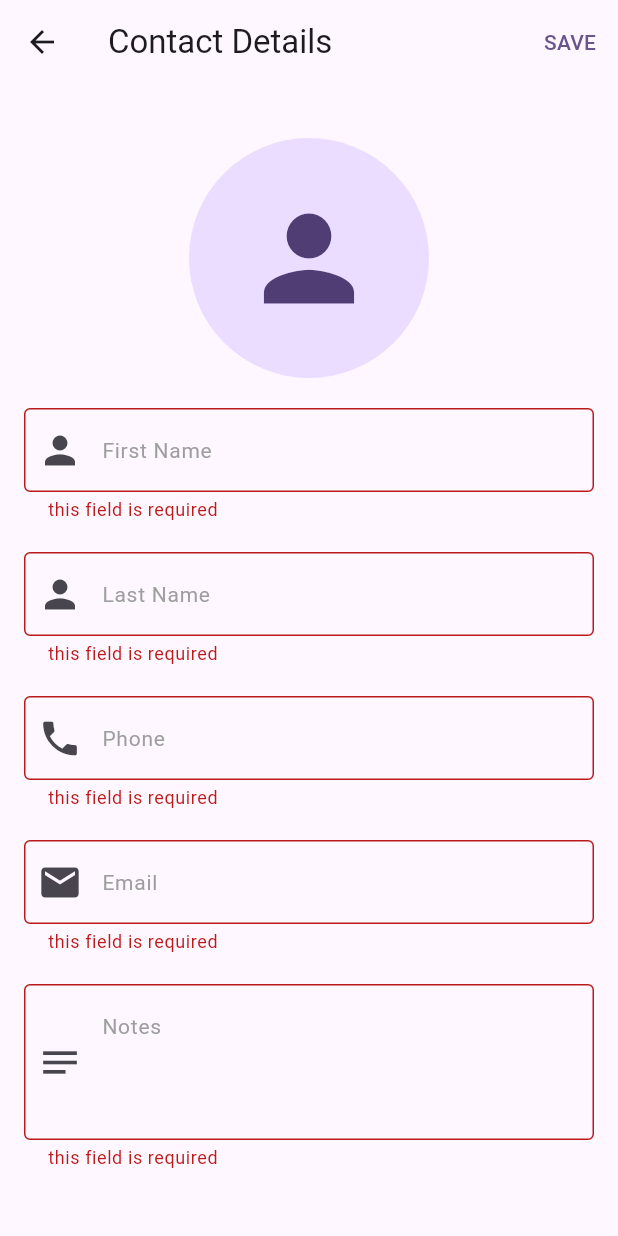
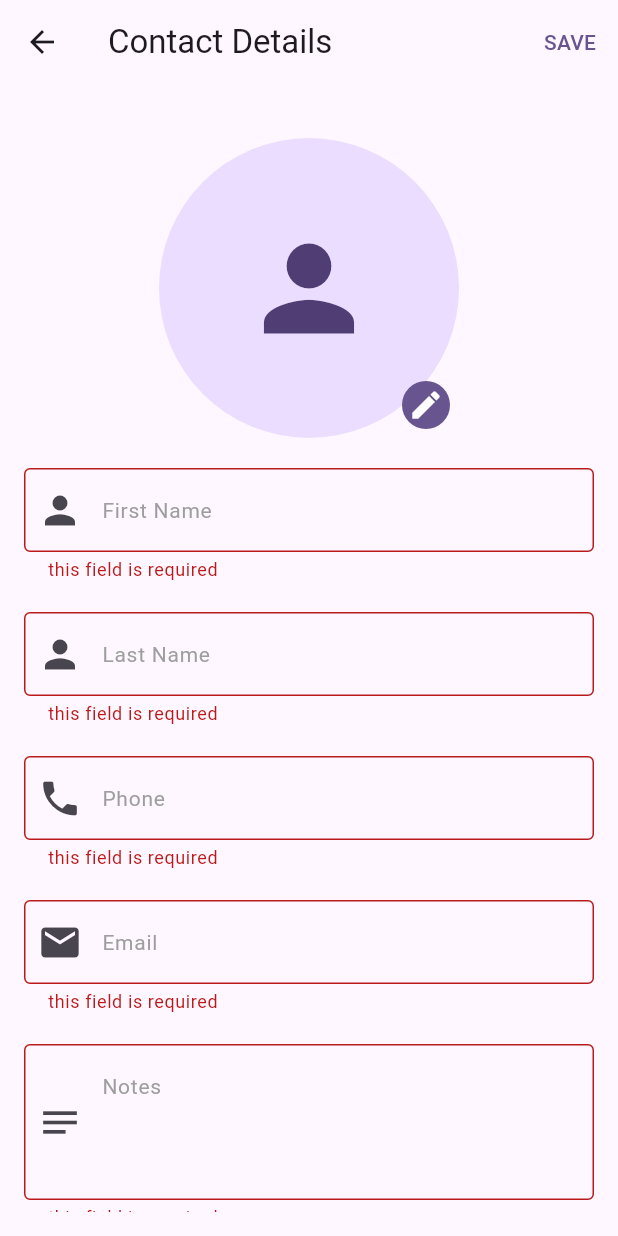
Before and after one commit to hassanbasanjide/stdev-task, a Flutter app: the ContactDetailsScreen screen opened directly, after a tap on "SAVE", on a phone screen of 412 x 824 dp. Run offline on Flutter 3.47's test engine with Material 2 defaults, Android fonts, the phone set to English and light mode, and no system bars; our stand-ins replace bloc, dartz, dio, flutter_bloc, freezed_annotation, get_it and 3 more; network calls fail.

Commit message:
update -add or edit contact connected to api

```diff
--- /dev/null
+++ b/lib/core/common_widgets.dart
@@ -0,0 +1,33 @@
+import 'package:flutter/material.dart';
+
+class CustomLoaderWithVisibility extends StatelessWidget {
+  final bool isSaving;
+  final double opacity;
+
+  const CustomLoaderWithVisibility({
+    super.key,
+    this.opacity = 0.5,
+    required this.isSaving,
+  });
+
+  @override
+  Widget build(BuildContext context) {
+    return IgnorePointer(
+      ignoring: !isSaving,
+      child: AnimatedContainer(
+        duration: const Duration(milliseconds: 150),
+        color:
+            isSaving ? Colors.black.withOpacity(opacity) : Colors.transparent,
+        width: MediaQuery.of(context).size.width,
+        height: MediaQuery.of(context).size.height,
+        child: Visibility(
+          visible: isSaving,
+          child: const Column(
+            mainAxisAlignment: MainAxisAlignment.center,
+            children: [CircularProgressIndicator()],
+          ),
+        ),
+      ),
+    );
+  }
+}
--- a/lib/core/failure/db_constants.dart
+++ b/lib/core/failure/db_constants.dart
@@ -1,4 +1,6 @@
 class DbConstants {
-  static String baseUrl = 'https://contacts-df29.restdb.io/rest/';
+  static String baseUrl = 'https://contacts-df29.restdb.io/rest';
+  static String avatarStorageBaseUrl = 'https://freeimage.host/api/1';
   static String apiKey = '62e3e6d11894fe7edea71921';
+  static String uploadStorageKey = '6d207e02198a847aa98d0a2a901485a5';
 }
--- a/lib/core/failure/general_failure.dart
+++ b/lib/core/failure/general_failure.dart
@@ -5,4 +5,5 @@ part 'general_failure.freezed.dart';
 class GeneralFailure with _$GeneralFailure {
   factory GeneralFailure.unexpected() = _Unexpected;
   factory GeneralFailure.noConnection() = _NoConnection;
+  factory GeneralFailure.apiKeyExpired() = _ApiKeyExpired;
 }
--- a/lib/core/value_objects.dart
+++ b/lib/core/value_objects.dart
@@ -58,7 +58,7 @@ class Name extends ValueObject<String> {
 
   factory Name(String name, {bool isRequired = false}) {
     return Name._(
-      maxStringLengthValidator(name, 500)
+      maxStringLengthValidator(name, 5000)
           .flatMap((a) => notEmptyValidator(enable: isRequired, value: a))
           .flatMap(nameValidator),
       isRequired: isRequired,
@@ -81,7 +81,7 @@ class NotEmpty extends ValueObject<String> {
 
   factory NotEmpty(String input, {bool isRequired = false}) {
     return NotEmpty._(
-      maxStringLengthValidator(input, 500)
+      maxStringLengthValidator(input, 5000)
           .flatMap((a) => notEmptyValidator(enable: isRequired, value: a)),
       isRequired: isRequired,
     );
--- a/lib/core/value_validators.dart
+++ b/lib/core/value_validators.dart
@@ -9,8 +9,6 @@ Either<ValueFailure, String> mobileNumberValidator(String mobileNumber) {
     return left(ValueFailure.invalidMobileNumber(failedValue: mobileNumber));
   }
 }
-
-
 
 Either<ValueFailure, String> emailValidator(String email) {
   if (email.isEmpty) {
--- a/lib/features/contacts/application/add_or_edit_contact/add_or_edit_contact_bloc.dart
+++ b/lib/features/contacts/application/add_or_edit_contact/add_or_edit_contact_bloc.dart
@@ -25,7 +25,26 @@ class AddOrEditContactBloc
     emit(state.copyWith(showError: false, saveContactResult: none()));
     return event.map(
       saveContact: (e) async {
-        emit(state.copyWith(showError: true));
+        final bool isAllFieldValid = state.email.isValid() &&
+            state.firstname.isValid() &&
+            state.lastname.isValid() &&
+            state.phoneNumber.isValid() &&
+            state.notes.isValid();
+        emit(state.copyWith(showError: true, isLoading: isAllFieldValid));
+        if (isAllFieldValid) {
+          late Either<GeneralFailure, Unit> result;
+          result = await contactRepository.addOrEditContact(
+            firstname: state.firstname.getString() ?? '',
+            lastname: state.lastname.getString() ?? '',
+            contactId: e.contactId,
+            phone: state.phoneNumber.getString() ?? '',
+            email: state.email.getString() ?? '',
+            notes: state.notes.getString() ?? '',
+            avatar: state.avatar.toNullable(),
+          );
+          emit(state.copyWith(
+              isLoading: false, saveContactResult: some(result)));
+        }
       },
       avatarChanged: (e) async {
         emit(state.copyWith(avatar: some(ContactImage.file(e.file))));
--- a/lib/features/contacts/domain/dtos/contact_dtos.dart
+++ b/lib/features/contacts/domain/dtos/contact_dtos.dart
@@ -14,7 +14,7 @@ class ContactDto with _$ContactDto {
     @JsonKey(name: 'email') String? email,
     @JsonKey(name: 'phone') String? phone,
     @JsonKey(name: 'notes') String? notes,
-    @JsonKey(name: 'picture') List<String>? picture,
+    @JsonKey(name: 'picture') List<String?>? picture,
   }) = _ContactDto;
   ContactModel toDomain() {
     String? imageUrl;
--- a/lib/features/contacts/presentation/all_contacts_screen.dart
+++ b/lib/features/contacts/presentation/all_contacts_screen.dart
@@ -27,9 +27,8 @@ class ContactListScreen extends StatelessWidget {
                     children: [
                       Text(
                         l
-                            .map(
-                              unexpected: (value) =>
-                                  ' sorry something is wrong ;(',
+                            .maybeMap(
+                              orElse: () => 'sorry something is wrong ;(',
                               noConnection: (value) =>
                                   'Please check your connection',
                             )
@@ -74,6 +73,7 @@ class ContactList extends StatelessWidget {
 
     return ListView.builder(
       itemCount: contacts.length,
+      padding: EdgeInsets.fromLTRB(0, 10, 0, 90),
       itemBuilder: (context, index) {
         return ContactTile(contact: contacts[index]);
       },
--- a/lib/features/contacts/presentation/contact_detail_screen.dart
+++ b/lib/features/contacts/presentation/contact_detail_screen.dart
@@ -1,9 +1,13 @@
+import 'dart:io';
+
 import 'package:flutter/material.dart';
 import 'package:flutter_bloc/flutter_bloc.dart';
 import 'package:image_picker/image_picker.dart';
+import 'package:stdev_task/core/common_widgets.dart';
 import 'package:stdev_task/core/injection.dart';
 import 'package:stdev_task/core/value_object.dart';
 import 'package:stdev_task/features/contacts/application/add_or_edit_contact/add_or_edit_contact_bloc.dart';
+import 'package:stdev_task/features/contacts/application/all_contact/all_contact_bloc.dart';
 import 'package:stdev_task/features/contacts/domain/contact_model.dart';
 
 class ContactDetailsScreen extends StatelessWidget {
@@ -13,16 +17,23 @@ class ContactDetailsScreen extends StatelessWidget {
 
   @override
   Widget build(BuildContext context) {
-    void onTapPicture() async {
-      final ImagePicker picker = ImagePicker();
-      final XFile? photo = await picker.pickImage(source: ImageSource.gallery);
-    }
-
     return BlocProvider(
       create: (context) => getIt<AddOrEditContactBloc>()
         ..add(AddOrEditContactEvent.fillStateWithPrevContact(contact)),
       child: Builder(builder: (context) {
         final AddOrEditContactBloc bloc = context.read<AddOrEditContactBloc>();
+        void onTapPicture() async {
+          final ImagePicker picker = ImagePicker();
+          final XFile? photo =
+              await picker.pickImage(source: ImageSource.gallery);
+          if (photo != null) {
+            bloc.add(AddOrEditContactEvent.avatarChanged(File(photo.path)));
+          }
+        }
+
+        final targetStateForValidator =
+            BlocProvider.of<AddOrEditContactBloc>(context).state;
+
         void textFieldChanged({
           required String value,
           required ContactFieldType type,
@@ -35,12 +46,53 @@ class ContactDetailsScreen extends StatelessWidget {
           bloc.add(AddOrEditContactEvent.saveContact(contact?.id));
         }
 
+        void reloadAllContactScreen() {
+          context.read<AllContactBloc>().add(AllContactEvent.fetchData());
+        }
+
         final AddOrEditContactState state =
             context.watch<AddOrEditContactBloc>().state;
-        return Scaffold(
+        return BlocListener<AddOrEditContactBloc, AddOrEditContactState>(
+          listener: (context, state) {
+            state.saveContactResult.fold(
+              () => null,
+              (a) => a.fold(
+                (l) {
+                  ScaffoldMessenger.of(context).showSnackBar(SnackBar(
+                    backgroundColor: Colors.red,
+                    content: Text(
+                      l
+                          .maybeMap(
+                            orElse: () => 'sorry something is wrong ;(',
+                            noConnection: (value) =>
+                                'please check your connection',
+                          )
+                          .toUpperCase(),
+                    ),
+                  ));
+                },
+                (r) {
+                  reloadAllContactScreen();
+                  Navigator.pop(context);
+
+                  ScaffoldMessenger.of(context).showSnackBar(SnackBar(
+                    backgroundColor: Colors.green,
+                    content: Text(
+                      'contact saved successfully!'.toUpperCase(),
+                    ),
+                  ));
+                },
+              ),
+            );
+          },
+          child: Stack(
+            children: [
+              Scaffold(
                 appBar: AppBar(
                   title: Text('Contact Details'),
-            actions: [TextButton(onPressed: saveContact, child: Text('SAVE'))],
+                  actions: [
+                    TextButton(onPressed: saveContact, child: Text('SAVE'))
+                  ],
                 ),
                 body: Padding(
                   padding: const EdgeInsets.all(16.0),
@@ -49,11 +101,16 @@ class ContactDetailsScreen extends StatelessWidget {
                       crossAxisAlignment: CrossAxisAlignment.center,
                       children: [
                         SizedBox(height: 20),
-                  SizedBox(
-                    child: GestureDetector(
+                        GestureDetector(
                           behavior: HitTestBehavior.translucent,
                           onTap: onTapPicture,
-                      child: CircleAvatar(
+                          child: SizedBox(
+                            height: 200,
+                            width: 200,
+                            child: Stack(
+                              alignment: AlignmentDirectional.bottomEnd,
+                              children: [
+                                CircleAvatar(
                                   child: state.avatar.isNone()
                                       ? Icon(
                                           Icons.person,
@@ -69,13 +126,31 @@ class ContactDetailsScreen extends StatelessWidget {
                                     ),
                                   ),
                                 ),
+                                Positioned(
+                                  bottom: 6,
+                                  right: 6,
+                                  child: Container(
+                                    decoration: BoxDecoration(
+                                        shape: BoxShape.circle,
+                                        color: Theme.of(context).primaryColor),
+                                    child: Padding(
+                                      padding: const EdgeInsets.all(4.0),
+                                      child: Icon(
+                                        Icons.edit,
+                                        color: Colors.white,
+                                      ),
+                                    ),
+                                  ),
+                                )
+                              ],
+                            ),
                           ),
                         ),
                         SizedBox(height: 20),
                         _buildContactTextField(
                           icon: Icons.person,
                           showError: state.showError,
-                    valueObject: state.firstname,
+                          valueObject: targetStateForValidator.firstname,
                           onChanged: (value) => textFieldChanged(
                               type: ContactFieldType.Firstname, value: value),
                           hintText: 'First Name',
@@ -85,7 +160,7 @@ class ContactDetailsScreen extends StatelessWidget {
                         _buildContactTextField(
                           icon: Icons.person,
                           showError: state.showError,
-                    valueObject: state.lastname,
+                          valueObject: targetStateForValidator.lastname,
                           onChanged: (value) => textFieldChanged(
                               type: ContactFieldType.Lastname, value: value),
                           hintText: 'Last Name',
@@ -94,7 +169,7 @@ class ContactDetailsScreen extends StatelessWidget {
                         SizedBox(height: 20),
                         _buildContactTextField(
                           icon: Icons.phone,
-                    valueObject: state.phoneNumber,
+                          valueObject: targetStateForValidator.phoneNumber,
                           onChanged: (value) => textFieldChanged(
                               type: ContactFieldType.Phone, value: value),
                           showError: state.showError,
@@ -103,7 +178,7 @@ class ContactDetailsScreen extends StatelessWidget {
                         ),
                         SizedBox(height: 20),
                         _buildContactTextField(
-                    valueObject: state.email,
+                          valueObject: targetStateForValidator.email,
                           onChanged: (value) => textFieldChanged(
                               type: ContactFieldType.Email, value: value),
                           icon: Icons.email,
@@ -113,7 +188,7 @@ class ContactDetailsScreen extends StatelessWidget {
                         ),
                         SizedBox(height: 20),
                         _buildContactTextField(
-                    valueObject: state.notes,
+                          valueObject: targetStateForValidator.notes,
                           onChanged: (value) => textFieldChanged(
                               type: ContactFieldType.Notes, value: value),
                           showError: state.showError,
@@ -126,6 +201,10 @@ class ContactDetailsScreen extends StatelessWidget {
                       ],
                     ),
                   ),
+                ),
+              ),
+              CustomLoaderWithVisibility(isSaving: state.isLoading)
+            ],
           ),
         );
       }),
@@ -143,7 +222,9 @@ class ContactDetailsScreen extends StatelessWidget {
   }) {
     return TextFormField(
       onChanged: onChanged,
-      autovalidateMode: showError ? AutovalidateMode.always : null,
+      autovalidateMode: showError
+          ? AutovalidateMode.always
+          : AutovalidateMode.onUserInteraction,
       validator: (value) => _textFieldValidatorForValueObject(
         value: value,
         valueObject: valueObject,
```
Also changed, not shown: lib/core/repository_wrapper.dart (added, +21 -0 lines), lib/features/contacts/domain/contact_repository.dart (+68 -8 lines), lib/core/failure/general_failure.freezed.dart, lib/features/contacts/domain/dtos/contact_dtos.freezed.dart, lib/features/contacts/domain/dtos/contact_dtos.g.dart. Lines whose indentation alone changed are shown as unchanged.
